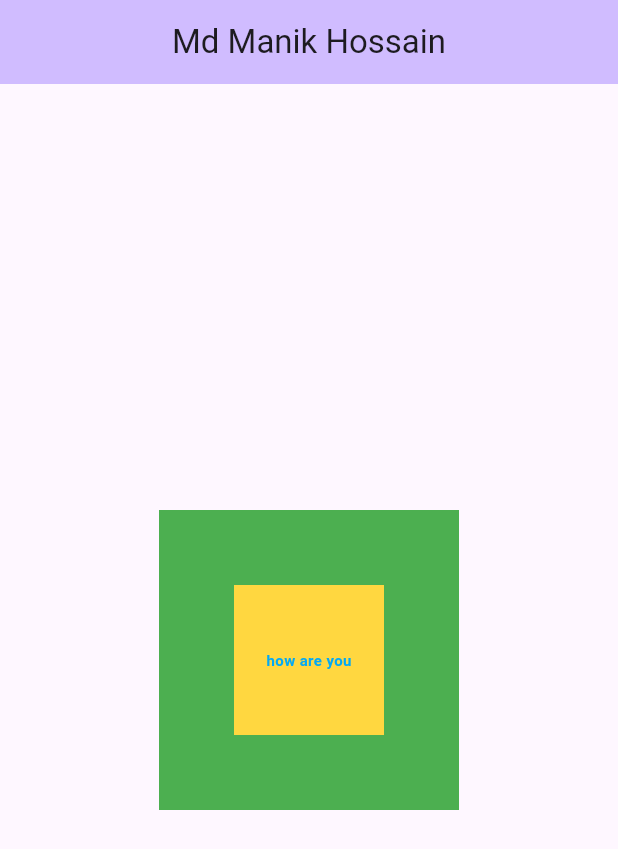
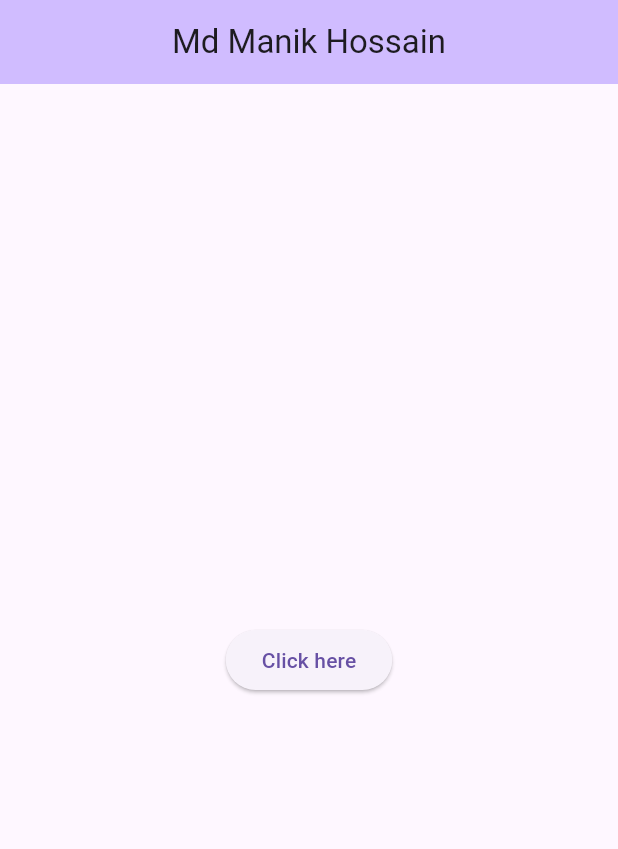
Before and after one commit to ManikHossainDev/Dart_Project, a Flutter app: the screen it shows after launch, on a phone screen of 412 x 824 dp. Shown: the top 849 px of the screen. Run offline on Flutter 3.47's test engine with Material 3 defaults, Android fonts, the phone set to English and light mode, and no system bars.

Commit message:
ElevatedButton

```diff
--- a/lib/main.dart
+++ b/lib/main.dart
@@ -36,23 +36,49 @@ class MyHomePage extends StatelessWidget {
         child: Container(
           width: 200,
           height: 200,
-          color: Colors.green,
+          // color: Colors.white,
           child: Center(
-            child: Container(
-              width: 100,
-              height: 100,
-              color: Colors.amberAccent,
-              child: Center(
-                child: Text(
-                  "how are you",
-                  style: TextStyle(
-                    color: Colors.lightBlue,
-                    fontSize: 10,
-                    fontWeight: FontWeight.bold,
-                  ),
-                ),
+
+              // text
+              // child: Text(
+              //   "how are you",
+              //   style: TextStyle(
+              //     color: Colors.white,
+              //     fontSize: 10,
+              //     fontWeight: FontWeight.bold,
+              //     backgroundColor:Colors.amberAccent
+              //   ),
+              // )
+
+              //button text
+            // child: Center(
+            //   child: TextButton(
+            //     child: Text("Click here"),
+            //     onPressed: () {
+            //       print("text button tapped");
+            //     },
+            //     onLongPress: () {
+            //       print("this button long");
+            //     },
+            //   ),
+            // ),
+
+            //  ElevateButton
+            child: Center(
+              child: ElevatedButton(
+                child: Text("Click here"),
+                onPressed: () {
+                  print("text button ElevateButton");
+                },
+                onLongPress: () {
+                  print("this button long ElevateButton");
+                },
               ),
             ),
+
+
+
+
           ),
         ),
       ),
```
